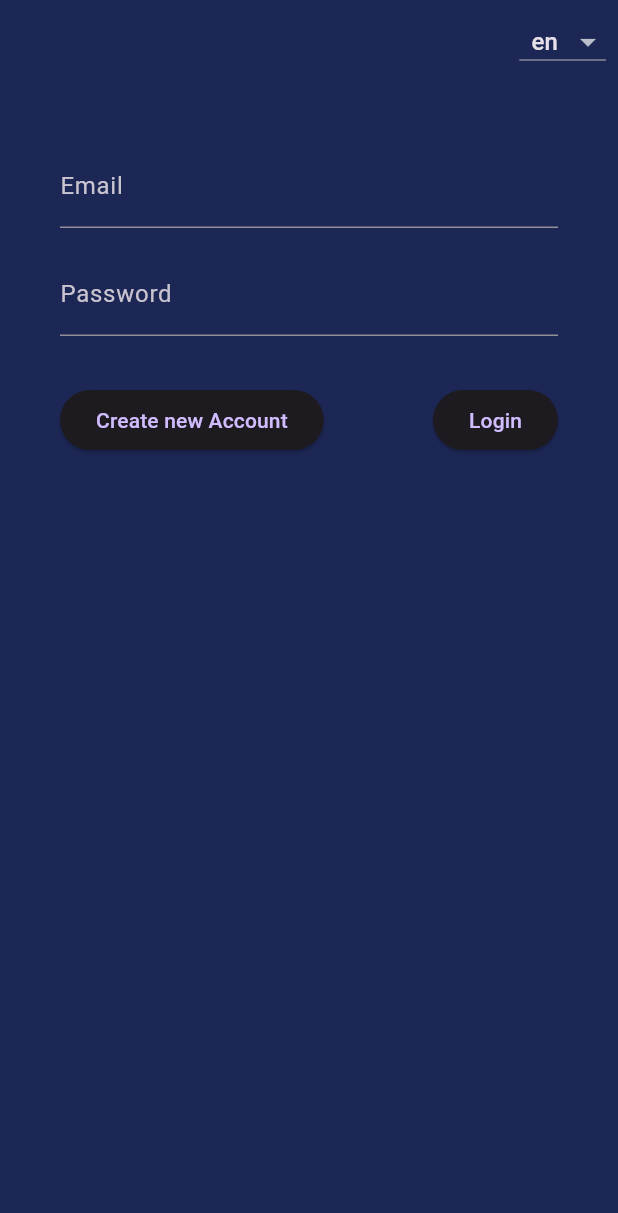
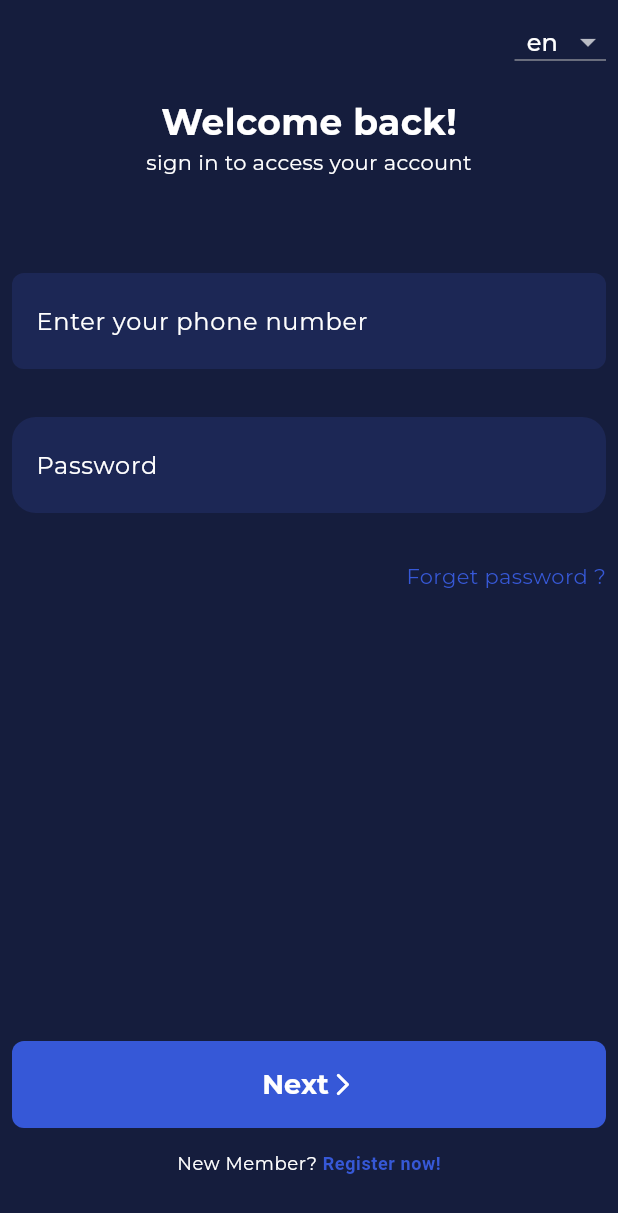
Before and after one commit to Pozytyw/r8it_ui, a Flutter app: the screen it shows after launch, on a phone screen of 412 x 824 dp. Shown: the top 1213 px of the screen. Run offline on Flutter 3.47's test engine with Material 2 defaults, Android fonts, the phone set to English and light mode, and no system bars; our stand-ins replace flutter_bloc, go_router, shared_preferences; generated files the repository leaves out were written again; project files that could hold a hidden picture were left out.

Commit message:
Create login page

```diff
--- /dev/null
+++ b/lib/app_theme.dart
@@ -0,0 +1,105 @@
+import 'package:flutter/material.dart';
+
+class AppThemeData {
+  static const Color background = Color(0xff151d3d);
+  static const Color onSurface = Color(0xff1c2755);
+  static const Color primaryColor = Color(0xff3658D7);
+  static const Color white = Color(0xffffffff);
+  static const Color error = Color(0xfffe645a);
+
+  static final ThemeData _themeData = themeDataInit();
+
+  ThemeData get themeData => _themeData;
+
+  static ThemeData themeDataInit() {
+    var themeData = ThemeData.dark(useMaterial3: true);
+    return themeData.copyWith(
+      textTheme: themeData.textTheme
+          .copyWith(
+            labelLarge: TextStyle(
+              fontSize: 18,
+              fontWeight: FontWeight.bold,
+            ),
+          )
+          .apply(
+            fontFamily: 'Montserrat',
+            displayColor: white,
+            bodyColor: white,
+            // decoration: white,
+            decorationColor: white,
+            // decorationStyle: white,
+          ),
+      filledButtonTheme: FilledButtonThemeData(
+        style: FilledButton.styleFrom(
+          maximumSize: Size.infinite,
+          shape: RoundedRectangleBorder(
+            borderRadius: BorderRadius.circular(8),
+          ),
+        ),
+      ),
+      buttonTheme: themeData.buttonTheme.copyWith(
+          // buttonColor: Colors.red,
+          // disabledColor: Colors.red,
+          // focusColor: Colors.red,
+          // hoverColor: Colors.red,
+          // highlightColor: Colors.red,
+          // splashColor: Colors.red,
+          ),
+      // elevatedButtonTheme: ElevatedButtonThemeData(
+      //   style: ElevatedButton.styleFrom(
+      // backgroundColor: Colors.red,
+      // ),
+      // ),
+      canvasColor: primaryColor,
+      // cardColor: Colors.red,
+      // dialogBackgroundColor: Colors.red,
+      // disabledColor: Colors.red,
+      // dividerColor: Colors.red,
+      // focusColor: Colors.red,
+      // highlightColor: Colors.red,
+      // hintColor: Colors.red,
+      // hoverColor: Colors.red,
+      // indicatorColor: Colors.red,
+      // primaryColor: primaryColor,
+      // primaryColorDark: Colors.red,
+      // primaryColorLight: Colors.red,
+      scaffoldBackgroundColor: background,
+      // secondaryHeaderColor: Colors.red,
+      // shadowColor: Colors.red,
+      // splashColor: Colors.red,
+      // unselectedWidgetColor: Colors.red,
+      colorScheme: themeData.colorScheme.copyWith(
+        primary: primaryColor,
+        onPrimary: white,
+        // primaryContainer: Colors.red,
+        onPrimaryContainer: white,
+        // secondary: Colors.red,
+        // onSecondary: Colors.red,
+        // secondaryContainer: Colors.red,
+        // onSecondaryContainer: Colors.red,
+        // tertiary: Colors.red,
+        // onTertiary: Colors.red,
+        // tertiaryContainer: Colors.red,
+        // onTertiaryContainer: Colors.red,
+        error: error,
+        // onError: Colors.red,
+        // errorContainer: Colors.red,
+        // onErrorContainer: Colors.red,
+        // background: Colors.red,
+        // onBackground: Colors.red,
+        surface: background,
+        onSurface: onSurface,
+        // surfaceVariant: Colors.red,
+        onSurfaceVariant: white,
+        // outline: Colors.red,
+        // outlineVariant: Colors.red,
+        // shadow: Colors.red,
+        // scrim: Colors.red,
+        // inverseSurface: Colors.red,
+        // onInverseSurface: Colors.red,
+        // inversePrimary: Colors.red,
+        // surfaceTint: Colors.red,
+      ),
+    );
+  }
+}
--- a/lib/color_schema.dart
+++ /dev/null
@@ -1,87 +0,0 @@
-import 'package:flutter/material.dart';
-
-class AppColorSchema {
-
-  static const Color background = Color(0xff1c2755);
-  static const Color white = Color(0xffffffff);
-
-  static final ThemeData _themeData = themeDataInit();
-
-  ThemeData get themeData => _themeData;
-
-  static ThemeData themeDataInit() {
-    var themeData = ThemeData.dark(useMaterial3: true);
-    return themeData.copyWith(
-      textTheme: themeData.textTheme.apply(
-          // displayColor: Colors.red,
-          // bodyColor: Colors.red,
-          // decoration: TextDecoration.none,
-          // decorationColor: Colors.red,
-          // decorationStyle: TextDecorationStyle.dashed,
-          ),
-      buttonTheme: themeData.buttonTheme.copyWith(
-        // buttonColor: Colors.red,
-        // disabledColor: Colors.red,
-        // focusColor: Colors.red,
-        // hoverColor: Colors.red,
-        // highlightColor: Colors.red,
-        // splashColor: Colors.red,
-      ),
-      elevatedButtonTheme: ElevatedButtonThemeData(
-        style: ElevatedButton.styleFrom(
-          // backgroundColor: Colors.red,
-        ),
-      ),
-      // canvasColor: Colors.red,
-      // cardColor: Colors.red,
-      // dialogBackgroundColor: Colors.red,
-      // disabledColor: Colors.red,
-      // dividerColor: Colors.red,
-      // focusColor: Colors.red,
-      // highlightColor: Colors.red,
-      // hintColor: Colors.red,
-      // hoverColor: Colors.red,
-      // indicatorColor: Colors.red,
-      // primaryColor: Colors.red,
-      // primaryColorDark: Colors.red,
-      // primaryColorLight: Colors.red,
-      scaffoldBackgroundColor: background,
-      secondaryHeaderColor: Colors.red,
-      // shadowColor: Colors.red,
-      // splashColor: Colors.red,
-      // unselectedWidgetColor: Colors.red,
-      colorScheme: themeData.colorScheme.copyWith(
-      // primary: Colors.red,
-      // onPrimary: Colors.red,
-      // primaryContainer: Colors.red,
-      // onPrimaryContainer: Colors.red,
-      // secondary: Colors.red,
-      // onSecondary: Colors.red,
-      // secondaryContainer: Colors.red,
-      // onSecondaryContainer: Colors.red,
-      // tertiary: Colors.red,
-      // onTertiary: Colors.red,
-      // tertiaryContainer: Colors.red,
-      // onTertiaryContainer: Colors.red,
-      // error: Colors.red,
-      // onError: Colors.red,
-      // errorContainer: Colors.red,
-      // onErrorContainer: Colors.red,
-      // background: Colors.red,
-      // onBackground: Colors.red,
-      surface: background,
-      // onSurface: Colors.red,
-      // surfaceVariant: Colors.red,
-      // onSurfaceVariant: Colors.red,
-      // outline: Colors.red,
-      // outlineVariant: Colors.red,
-      // shadow: Colors.red,
-      // scrim: Colors.red,
-      // inverseSurface: Colors.red,
-      // onInverseSurface: Colors.red,
-      // inversePrimary: Colors.red,
-      // surfaceTint: Colors.red,
-      ),
-    );
-  }
-}
--- a/lib/l10n/app_en.arb
+++ b/lib/l10n/app_en.arb
@@ -1,10 +1,11 @@
 {
   "appName": "R8it",
-  "emailFieldLabel": "Email",
+  "loginWelcomeMessage": "Welcome back!",
+  "loginMessage": "sign in to access your account",
+  "phoneFieldLabel": "Enter your phone number",
   "passwordFieldLabel": "Password",
-  "passwordConfirmFieldLabel": "Confirm password",
-  "loginPageButton": "Login",
-  "signupRedirectButton": "Create new Account",
-  "loginRedirectButton": "Login page",
-  "signupPageButton": "Signup"
+  "forgetPasswordLink": "Forget password ?",
+  "nextButton": "Next",
+  "newMemberQuestion": "New Member?",
+  "registerLink": "Register now!"
 }
--- a/lib/main.dart
+++ b/lib/main.dart
@@ -5,7 +5,7 @@ import 'package:r8it/storage/preferences.dart';
 import 'package:r8it/ui/app_router.dart';
 import 'package:r8it/ui/state/simple_events.dart';
 
-import 'color_schema.dart';
+import 'app_theme.dart';
 
 void main() {
   runApp(const MyApp());
@@ -31,7 +31,7 @@ class MyApp extends StatelessWidget {
   }
 
   Widget buildWithLocaleFromPreferences(Locale locale) {
-    var appColorSchema = AppColorSchema();
+    var appColorSchema = AppThemeData();
     return MaterialApp.router(
       locale: locale,
       debugShowCheckedModeBanner: false,
--- a/lib/ui/app_router.dart
+++ b/lib/ui/app_router.dart
@@ -2,7 +2,6 @@ import 'package:flutter/cupertino.dart';
 import 'package:go_router/go_router.dart';
 import 'package:r8it/storage/vault.dart';
 import 'package:r8it/ui/context/auth/login/login_page.dart';
-import 'package:r8it/ui/context/auth/signup/signup_page.dart';
 
 class AppRouter {
   static const homePageName = 'homePage';
@@ -21,16 +20,12 @@ class AppRouter {
         name: loginPageName,
         path: '/auth/login',
         builder: (context, state) => const LoginPage(),
-      ),
-      GoRoute(
-        name: signupPageName,
-        path: '/auth/signup',
-        builder: (context, state) => const SignupPage(),
-      ),
+      )
     ],
   );
 
   static Future<String?> authCheck() {
-    return Vault.instance().then((v) => v.isTokenAccessible() ? null : "/auth/login");
+    return Vault.instance()
+        .then((v) => v.isTokenAccessible() ? null : "/auth/login");
   }
 }
--- a/lib/ui/context/auth/login/login_view.dart
+++ b/lib/ui/context/auth/login/login_view.dart
@@ -1,23 +1,21 @@
 import 'package:flutter/material.dart';
 import 'package:flutter_gen/gen_l10n/app_localizations.dart';
-import 'package:go_router/go_router.dart';
-import 'package:r8it/ui/app_router.dart';
 import 'package:r8it/ui/widget/error.dart';
-import 'package:r8it/ui/widget/spacing.dart';
 import 'package:r8it/ui/widget/page.dart';
+import 'package:r8it/ui/widget/size.dart';
 
 class LoginForm {
   VoidCallback submitCallback;
-  TextEditingController emailEditingController;
-  String? emailValidationMessage;
+  TextEditingController phoneEditingController;
+  String? phoneValidationMessage;
   TextEditingController passwordEditingController;
   String? passwordValidationMessage;
   String? globalErrorMessage;
 
   LoginForm(
     this.submitCallback,
-    this.emailEditingController,
-    this.emailValidationMessage,
+    this.phoneEditingController,
+    this.phoneValidationMessage,
     this.passwordEditingController,
     this.passwordValidationMessage,
     this.globalErrorMessage,
@@ -32,48 +30,137 @@ class LoginView extends StatelessWidget {
   @override
   Widget build(BuildContext context) {
     var l10n = AppLocalizations.of(context);
+    var theme = Theme.of(context);
+    var colorScheme = theme.colorScheme;
     return AppPage(
-      body: Padding(
-        padding: SpacingProvider.paddingAll2x,
-        child: Wrap(
-          alignment: WrapAlignment.center,
-          runSpacing: SpacingProvider.singleSpacingValue,
+      body: Center(
+        child: Column(
+          crossAxisAlignment: CrossAxisAlignment.center,
           children: [
-            TextField(
-              controller: _loginForm.emailEditingController,
+            Text(l10n.loginWelcomeMessage,
+                style: const TextStyle(
+                  fontSize: SizeProvider.h1,
+                  fontWeight: FontWeight.bold,
+                )),
+            Text(
+              l10n.loginMessage,
+              style: const TextStyle(fontSize: SizeProvider.small),
+            ),
+            const SizedBox(height: 64),
+            Container(
+              decoration: BoxDecoration(
+                  color: colorScheme.onSurface,
+                  borderRadius: BorderRadius.circular(8)),
+              child: Padding(
+                padding: const EdgeInsets.fromLTRB(16, 4, 16, 4),
+                child: TextField(
+                  controller: _loginForm.phoneEditingController,
                   autocorrect: false,
                   decoration: InputDecoration(
-                label: Text(l10n.emailFieldLabel),
-                errorText: _loginForm.emailValidationMessage,
+                    border: InputBorder.none,
+                    label: Text(l10n.phoneFieldLabel),
                   ),
                 ),
-            TextFormField(
+              ),
+            ),
+            ConstrainedBox(
+              constraints: BoxConstraints(
+                minHeight: 32,
+                maxHeight: 32,
+              ),
+              child: Align(
+                alignment: Alignment.centerLeft,
+                child: Text(
+                  _loginForm.phoneValidationMessage ?? "",
+                  style: theme.textTheme.bodySmall
+                      ?.apply(color: colorScheme.error),
+                ),
+              ),
+            ),
+            Container(
+              decoration: BoxDecoration(
+                  color: colorScheme.onSurface,
+                  borderRadius: BorderRadius.circular(16)),
+              child: Padding(
+                padding: EdgeInsets.fromLTRB(16, 4, 16, 4),
+                child: TextField(
                   controller: _loginForm.passwordEditingController,
                   obscureText: true,
                   autocorrect: false,
                   enableSuggestions: false,
                   decoration: InputDecoration(
+                    border: InputBorder.none,
                     label: Text(l10n.passwordFieldLabel),
-                errorText: _loginForm.passwordValidationMessage,
+                  ),
+                ),
+              ),
+            ),
+            ConstrainedBox(
+              constraints: BoxConstraints(
+                minHeight: 16,
+                maxHeight: 16,
+              ),
+              child: Align(
+                alignment: Alignment.centerLeft,
+                child: Text(
+                  _loginForm.passwordValidationMessage ?? "",
+                  style: theme.textTheme.bodySmall
+                      ?.apply(color: colorScheme.error),
+                ),
               ),
             ),
             ErrorMessageWidget(_loginForm.globalErrorMessage),
-            Padding(
-              padding: SpacingProvider.paddingTop1x,
+            SizedBox(height: 16),
+            Align(
+              alignment: Alignment.centerRight,
+              child: Text(l10n.forgetPasswordLink,
+                  style: TextStyle(
+                      color: colorScheme.primary,
+                      fontSize: SizeProvider.small)),
+            ),
+            Expanded(
+              child: Align(
+                alignment: FractionalOffset.bottomCenter,
+                child: Column(
+                  mainAxisAlignment: MainAxisAlignment.end,
+                  crossAxisAlignment: CrossAxisAlignment.stretch,
+                  children: [
+                    FilledButton(
+                      onPressed: _loginForm.submitCallback,
+                      child: Padding(
+                        padding: const EdgeInsets.fromLTRB(64, 16, 64, 16),
                         child: Row(
-                mainAxisAlignment: MainAxisAlignment.spaceBetween,
+                          mainAxisAlignment: MainAxisAlignment.center,
                           children: [
-                  ElevatedButton(
-                    onPressed: () => GoRouter.of(context).goNamed(AppRouter.signupPageName),
-                    child: Text(l10n.signupRedirectButton),
+                            Text(
+                              l10n.nextButton,
+                              style: theme.textTheme.labelLarge,
                             ),
-                  ElevatedButton(
-                    onPressed: _loginForm.submitCallback,
-                    child: Text(l10n.loginPageButton),
-                  ),
+                            const Icon(Icons.arrow_forward_ios_rounded)
                           ],
                         ),
-            )
+                      ),
+                    ),
+                    SizedBox(height: 16),
+                    Center(
+                      child: RichText(
+                        text: TextSpan(
+                            text: '${l10n.newMemberQuestion} ',
+                            style: theme.textTheme.bodySmall,
+                            children: [
+                              TextSpan(
+                                  text: l10n.registerLink,
+                                  style: TextStyle(
+                                      fontWeight: FontWeight.bold,
+                                      color: colorScheme.primary)),
+                            ]),
+                      ),
+                    ),
+                    SizedBox(height: 32),
+                  ],
+                ),
+              ),
+            ),
           ],
         ),
       ),
--- a/lib/ui/widget/page.dart
+++ b/lib/ui/widget/page.dart
@@ -5,10 +5,16 @@ import 'package:r8it/storage/preferences.dart';
 import 'package:r8it/ui/state/simple_events.dart';
 
 class AppPage extends StatelessWidget {
+  final EdgeInsets bodyPadding;
   final Widget? appBarTitleWidget;
   final Widget? body;
 
-  const AppPage({this.appBarTitleWidget, super.key, this.body});
+  const AppPage({
+    this.appBarTitleWidget,
+    super.key,
+    this.body,
+    this.bodyPadding = const EdgeInsets.all(8.0),
+  });
 
   @override
   Widget build(BuildContext context) {
@@ -19,7 +25,7 @@ class AppPage extends StatelessWidget {
         actions: const [LanguageSelector()],
       ),
       body: Padding(
-        padding: const EdgeInsets.all(8.0),
+        padding: bodyPadding,
         child: body,
       ),
     );
@@ -60,7 +66,8 @@ class _LanguageSelectorState extends State<LanguageSelector> {
   List<DropdownMenuItem<String>> supportedLanguagesAsDropdownMenuItem() {
     return AppLocalizations.supportedLocales
         .map((e) => e.languageCode)
-        .map((e) => DropdownMenuItem<String>(value: e, child: Padding(
+        .map((e) =>
+        DropdownMenuItem<String>(value: e, child: Padding(
           padding: const EdgeInsets.all(8.0),
           child: Text(e),
         )))
@@ -68,6 +75,9 @@ class _LanguageSelectorState extends State<LanguageSelector> {
   }
 
   Future<String> currentLanguageFuture() {
-    return GlobalPreferences.instance().then((it) => it.getPreferableLocale().languageCode);
+    return GlobalPreferences.instance().then((it) =>
+    it
+        .getPreferableLocale()
+        .languageCode);
   }
 }
--- /dev/null
+++ b/lib/ui/widget/size.dart
@@ -0,0 +1,7 @@
+final class SizeProvider {
+
+  static const double h1 = 24;
+  static const double small =14;
+
+  SizeProvider._();
+}
```
Also changed, not shown: lib/l10n/app_pl.arb (+7 -6 lines), lib/ui/context/auth/login/login_page.dart (+12 -4 lines), lib/ui/context/auth/signup/signup_page.dart (deleted, +0 -40 lines), lib/ui/context/auth/signup/signup_view.dart (deleted, +0 -96 lines), pubspec.yaml (+7 -0 lines), fonts/Montserrat-Bold.ttf (added), fonts/Montserrat-Regular.ttf (added), fonts/Montserrat-SemiBold.ttf (added), fonts/Montserrat-Thin.ttf (added). Lines whose indentation alone changed are shown as unchanged.
